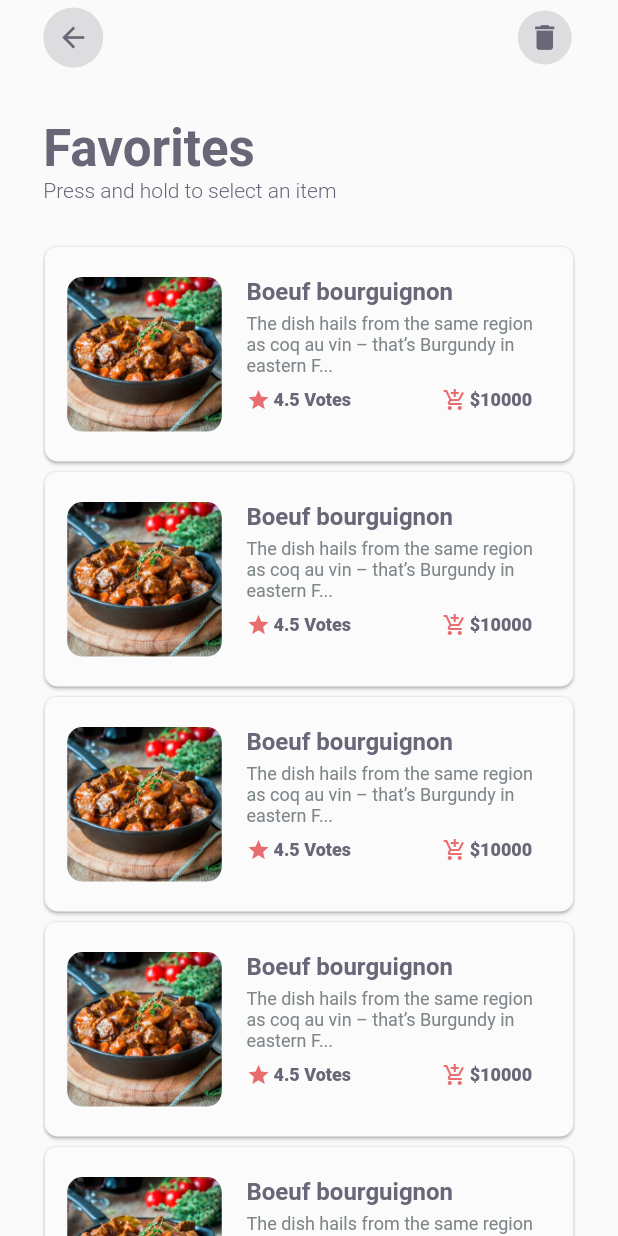
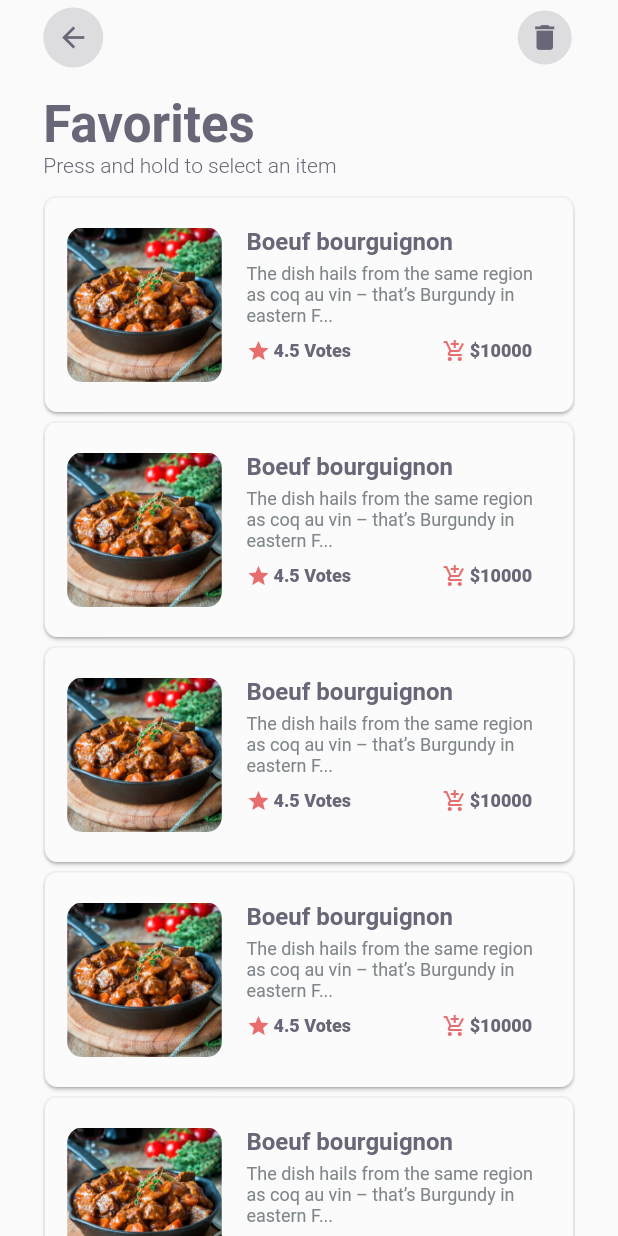
Before and after one commit to DalexisValencia/Fifth-test-app_Restaurants, a Flutter app: the FavoritesScreen screen opened directly, on a phone screen of 412 x 824 dp. Run offline on Flutter 3.47's test engine with Material 2 defaults, Android fonts, the phone set to English and light mode, and no system bars; our stand-ins replace bloc, equatable, flutter_bloc; missing offline and left inert: keyboard_visibility; statements that could not run were skipped.

Commit message:
Patron BEM 'favorite' screen

```diff
--- a/lib/constants/contansts.dart
+++ b/lib/constants/contansts.dart
@@ -1,6 +1,7 @@
 import 'package:flutter/material.dart';
 import 'package:intl/intl.dart';
 
+const Color cardSelectedBgColor = Color(0xFFffe8e9);
 const defaultPadding = 0.07;
 const double borderRadiusImages = 12;
 const double spaceUntilBottom = 20;
--- a/lib/screens/Bookings/bookings.dart
+++ b/lib/screens/Bookings/bookings.dart
@@ -98,7 +98,9 @@
           animationChildren: customAnimationActive,
           children: Column(
             children: <Widget>[
-              Navigation(),
+              Navigation(
+                secondItem: 'favorite',
+              ),
               _body(),
             ],
           ),
--- a/lib/screens/favorites.dart
+++ b/lib/screens/Favorites/favorites.dart
@@ -3,12 +3,10 @@
 import 'package:fith_app__restaurant/Lists/menu.dart';
 import 'package:fith_app__restaurant/blocs/bloc/dish/bloc/dish_bloc.dart';
 import 'package:fith_app__restaurant/constants/contansts.dart';
-import 'package:fith_app__restaurant/sections/AppBarCustom.dart';
 import 'package:fith_app__restaurant/widgets/AnimationContainerWrapper.dart';
-import 'package:fith_app__restaurant/widgets/Navigation/components/navigation__trashButton.dart';
-import 'package:fith_app__restaurant/widgets/Navigation/components/navigation__goBackButton.dart';
-import 'package:fith_app__restaurant/widgets/ScreenTitle.dart';
+import 'package:fith_app__restaurant/widgets/Navigation/Navigation.dart';
 import 'package:fith_app__restaurant/widgets/Dish__card.dart';
+import 'package:fith_app__restaurant/widgets/Screen__heading.dart';
 import 'package:flutter/material.dart';
 import 'package:flutter_bloc/flutter_bloc.dart';
 
@@ -48,25 +46,6 @@
         animatedContainerActive = false;
       });
     });
-  }
-
-  Widget _screenNavigator() {
-    return Container(
-      margin: EdgeInsets.only(
-        top: MediaQuery.of(context).padding.top,
-      ),
-      width: MediaQuery.of(context).size.width,
-      height: defaultHeaderCustomHeight,
-      child: AppBarCustom(
-        iconLeft: GoBackButton(),
-        iconRigth: TrashButton(
-          amout: forDelete.length,
-          onClick: () {
-            // print("eliminar los favoritos seleccionados");
-          },
-        ),
-      ),
-    );
   }
 
   Widget _builderCardFavorites() {
@@ -113,22 +92,17 @@
     );
   }
 
-  Widget _screenTitle() {
-    return ScreenTitle(
-      title: 'Favorites',
-      subtitle: 'Press and hold to select an item',
-    );
-  }
-
   Widget _screenBody() {
     return Expanded(
       child: Container(
         width: MediaQuery.of(context).size.width,
-        // color: Colors.red,
         child: SingleChildScrollView(
           child: Column(
             children: <Widget>[
-              _screenTitle(),
+              ScreenHeading(
+                title: 'Favorites',
+                subtitle: 'Press and hold to select an item',
+              ),
               _builderCardFavorites(),
               SizedBox(
                 height: spaceUntilBottom,
@@ -152,7 +126,13 @@
           animationChildren: animatedContainerActive,
           children: Column(
             children: [
-              _screenNavigator(),
+              Navigation(
+                secondItem: 'trash',
+                amout: forDelete.length,
+                onPressed: () {
+                  print("eliminar los favoritos seleccinados");
+                },
+              ),
               _screenBody(),
             ],
           ),
--- a/lib/screens/main.tabs.dart
+++ b/lib/screens/main.tabs.dart
@@ -3,7 +3,7 @@
 import 'package:fith_app__restaurant/blocs/bloc/search/bloc/search_bloc.dart';
 import 'package:fith_app__restaurant/screens/Bookings/bookings.dart';
 import 'package:fith_app__restaurant/screens/Cart/Cart.dart';
-import 'package:fith_app__restaurant/screens/favorites.dart';
+import 'package:fith_app__restaurant/screens/Favorites/favorites.dart';
 import 'package:fith_app__restaurant/screens/Home/home.dart';
 import 'package:fith_app__restaurant/screens/Search/search.dart';
 import 'package:flutter/material.dart';
--- a/lib/widgets/Dish__card.dart
+++ b/lib/widgets/Dish__card.dart
@@ -45,7 +45,8 @@
               : Theme.of(context).accentColor.withOpacity(0.2),
           width: widget.borderCustomColor ? 1.2 : 1,
         ),
-          borderRadius: BorderRadius.circular(8)),
+        borderRadius: BorderRadius.circular(8),
+      ),
       margin: EdgeInsets.only(bottom: 5),
       child: MaterialButton(
         elevation: 1,
@@ -53,7 +54,7 @@
           borderRadius: BorderRadius.circular(9),
         ),
         color: widget.borderCustomColor
-            ? Color(0xFFffe8e9)
+            ? cardSelectedBgColor
             : Theme.of(context).primaryColorLight,
         padding: EdgeInsets.all(0),
         splashColor: Theme.of(context).buttonColor,
--- a/lib/widgets/Navigation/navigation.dart
+++ b/lib/widgets/Navigation/navigation.dart
@@ -2,9 +2,34 @@
 import 'package:fith_app__restaurant/sections/AppBarCustom.dart';
 import 'package:fith_app__restaurant/widgets/Navigation/components/navigation__favoriteButton.dart';
 import 'package:fith_app__restaurant/widgets/Navigation/components/navigation__goBackButton.dart';
+import 'package:fith_app__restaurant/widgets/Navigation/components/navigation__trashButton.dart';
 import 'package:flutter/material.dart';
 
 class Navigation extends StatelessWidget {
+  final String secondItem;
+  final int amout;
+  final Function onPressed;
+  Navigation({
+    this.secondItem,
+    this.amout,
+    this.onPressed,
+  });
+  Widget _secondaryItem() {
+    switch (secondItem) {
+      case 'favorite':
+        return FavoriteButton();
+        break;
+      case 'trash':
+        return TrashButton(
+          amout: amout,
+          onClick: onPressed,
+        );
+        break;
+      default:
+    }
+    return SizedBox();
+  }
+
   @override
   Widget build(BuildContext context) {
     return Container(
@@ -15,7 +40,7 @@
       height: defaultHeaderCustomHeight,
       child: AppBarCustom(
         iconLeft: GoBackButton(),
-        iconRigth: FavoriteButton(),
+        iconRigth: _secondaryItem(),
       ),
     );
   }
```
Lines whose indentation alone changed are shown as unchanged.
